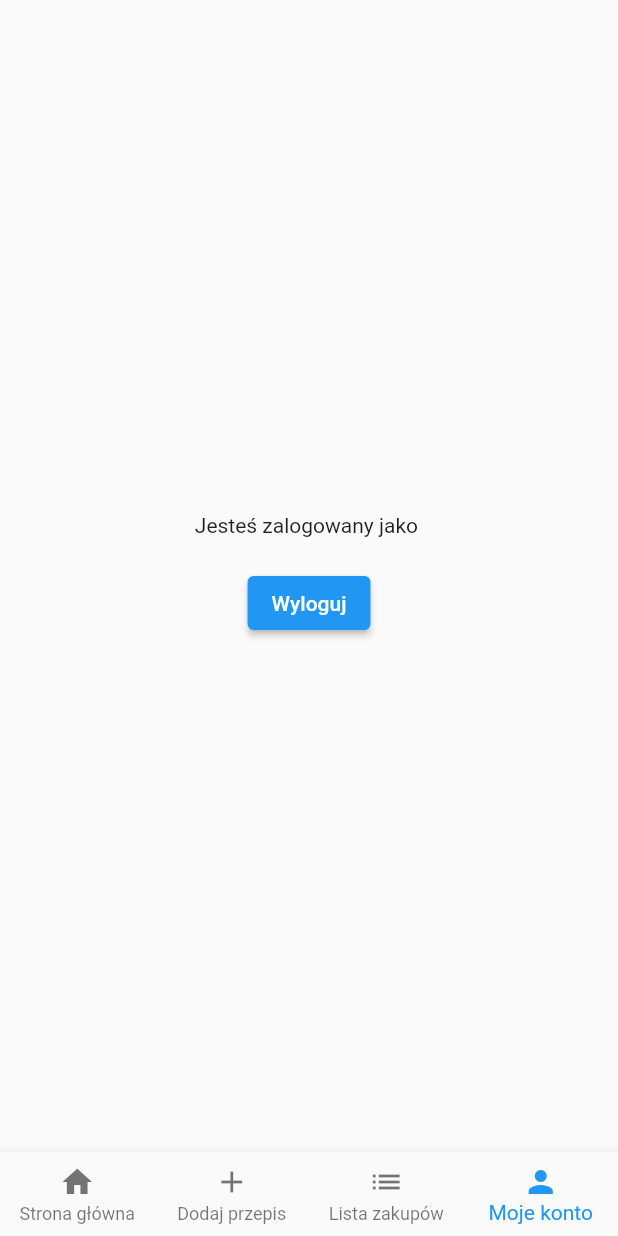
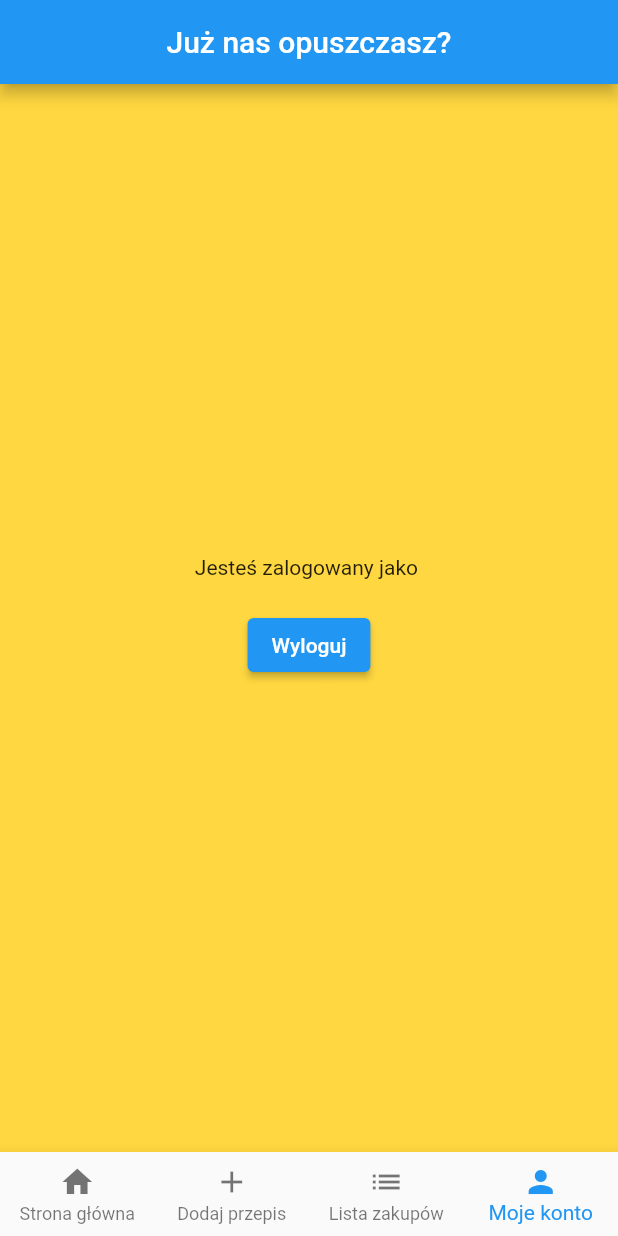
Before and after one commit to weronikakaskosz/co_jemy, a Flutter app: the screen it shows once a user with an empty profile is signed in, item 4 of the bottom bar chosen, on a phone screen of 412 x 824 dp. Run offline on Flutter 3.47's test engine with Material 2 defaults, Android fonts, the phone set to English and light mode, and no system bars; our stand-ins replace bloc, cloud_firestore, firebase_auth, firebase_core, flutter_bloc; accounts and stored records are empty; network calls fail.

Commit message:
Implement background

```diff
--- a/lib/app/features/home/add_recipe/pages/add_cake_recipe_page_tab.dart
+++ b/lib/app/features/home/add_recipe/pages/add_cake_recipe_page_tab.dart
@@ -44,8 +44,8 @@ class _AddCakeRecipePageTabState extends State<AddCakeRecipePageTab> {
                   ingredientsName = newValue;
                 });
               },
-              minLines: 6,
-              maxLines: 6,
+              minLines: 3,
+              maxLines: 3,
               keyboardType: TextInputType.multiline,
               decoration: const InputDecoration(
                 border: OutlineInputBorder(),
--- a/lib/app/features/home/my_account/my_account_page_content.dart
+++ b/lib/app/features/home/my_account/my_account_page_content.dart
@@ -12,7 +12,15 @@ class MyAccountPageContent extends StatelessWidget {
 
   @override
   Widget build(BuildContext context) {
-    return Center(
+    return Scaffold(
+      backgroundColor: Colors.amberAccent,
+      appBar: AppBar(
+        title: const Text(
+          'Już nas opuszczasz?',
+        ),
+        centerTitle: true,
+      ),
+      body: Center(
         child: Column(
           mainAxisAlignment: MainAxisAlignment.center,
           children: [
@@ -26,6 +34,7 @@ class MyAccountPageContent extends StatelessWidget {
             ),
           ],
         ),
+      ),
     );
   }
 }
--- a/lib/app/features/home/recipes/pages/dinner_page_tab.dart
+++ b/lib/app/features/home/recipes/pages/dinner_page_tab.dart
@@ -27,6 +27,9 @@ class DinnerPageTab extends StatelessWidget {
 
           final documents = state.documents;
 
+          return StreamBuilder<Object>(
+              stream: null,
+              builder: (context, snapshot) {
                 return ListView(
                   children: [
                     for (final document in documents) ...[
@@ -47,6 +50,7 @@ class DinnerPageTab extends StatelessWidget {
                     ],
                   ],
                 );
+              });
         },
       ),
     );
--- a/lib/app/features/login/login_page.dart
+++ b/lib/app/features/login/login_page.dart
@@ -20,6 +20,7 @@ class _LoginPageState extends State<LoginPage> {
   @override
   Widget build(BuildContext context) {
     return Scaffold(
+      backgroundColor: Colors.amberAccent,
       body: Center(
         child: Padding(
           padding: const EdgeInsets.all(20.0),
--- a/pubspec.yaml
+++ b/pubspec.yaml
@@ -63,8 +63,8 @@ flutter:
 
   # To add assets to your application, add an assets section, like this:
   # assets:
-  #   - images/a_dot_burr.jpeg
-  #   - images/a_dot_ham.jpeg
+    # - images/a_dot_burr.jpeg
+    # - images/a_dot_ham.jpeg
 
   # An image asset can refer to one or more resolution-specific "variants", see
   # https://flutter.dev/assets-and-images/#resolution-aware.
```
Also changed, not shown: lib/app/features/home/add_recipe/pages/add_recipe_page_content.dart (+7 -4 lines), lib/app/features/home/recipes/pages/recipes_page_content.dart (+27 -4 lines), lib/app/features/home/shopping_list/page/shopping_list_page_content.dart (+10 -2 lines). Lines whose indentation alone changed are shown as unchanged.
